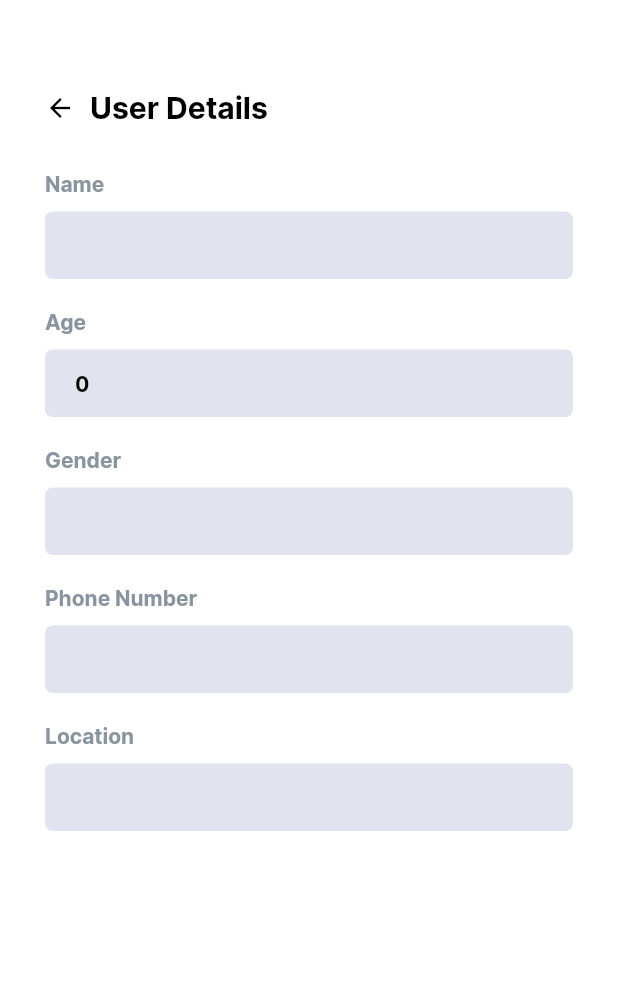
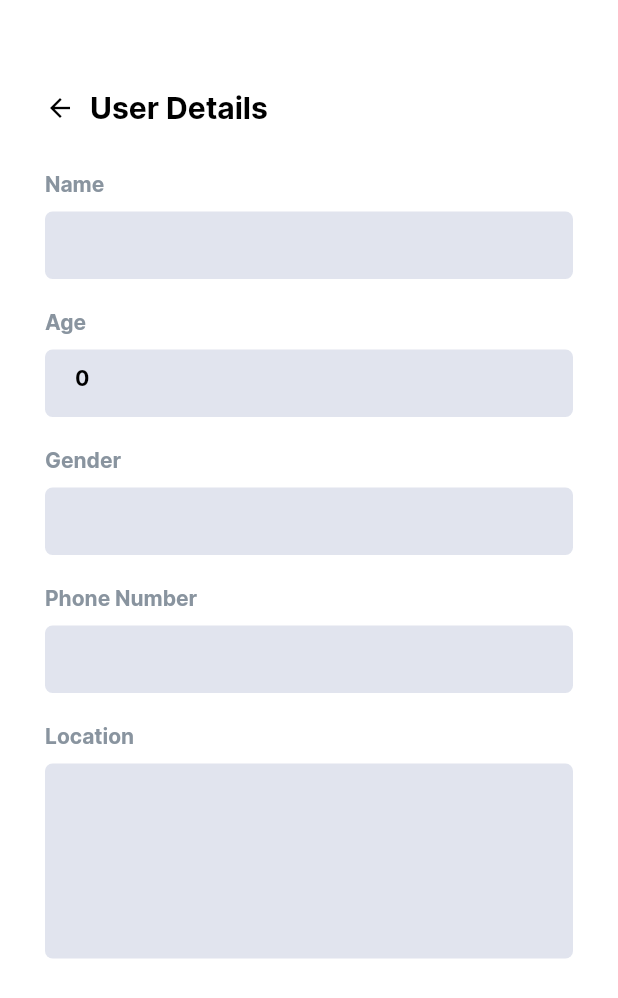
Before and after one commit to CliJEO/clijeo-admin, a Flutter app: the CustomerDetailsScreen screen opened directly with empty values, on a phone screen of 412 x 824 dp. Shown: the top 998 px of the screen. Run offline on Flutter 3.47's test engine with Material 2 defaults, Android fonts, the phone set to English and light mode, and no system bars; our stand-ins replace audioplayers, dio, firebase_core, firebase_messaging, flutter_local_notifications, flutter_spinkit and 4 more; missing offline and left inert: mime_type, open_file_plus; accounts and stored records are empty.

Commit message:
File Chacheing and Accessing bug resolved

```diff
--- a/lib/controllers/query_thread/query_thread_attachment/query_thread_attachment_controller.dart
+++ b/lib/controllers/query_thread/query_thread_attachment/query_thread_attachment_controller.dart
@@ -45,8 +45,9 @@ class QueryThreadAttachmentController extends ChangeNotifier {
             notifyListeners();
 
             Directory directory = await getApplicationDocumentsDirectory();
+            List<String> path_arr = oldState.downloadPath.split("/");
             String filepath =
-                "${directory.path}/${oldState.downloadPath.split("/").last}";
+                "${directory.path}/${path_arr[path_arr.length - 2]}";
             File file = File(filepath);
             final result = await DioBase.dioInstance.get(
               oldState.downloadPath,
@@ -81,6 +82,7 @@ class QueryThreadAttachmentController extends ChangeNotifier {
   Future<void> open() async {
     await state.maybeWhen(
         downloaded: (attachmentPath) async {
+          print(attachmentPath);
           await OpenFile.open(attachmentPath);
         },
         orElse: () {});
--- a/lib/view/core/common_components/disabled_form_field.dart
+++ b/lib/view/core/common_components/disabled_form_field.dart
@@ -31,7 +31,7 @@ class DisabledFormField extends StatelessWidget {
           decoration: const BoxDecoration(
               color: AppTheme.selectedColor,
               borderRadius: BorderRadius.all(Radius.circular(5))),
-          alignment: Alignment.centerLeft,
+          alignment: Alignment.topLeft,
           child: Padding(
             padding: const EdgeInsets.symmetric(horizontal: 20, vertical: 10),
             child: Text(
--- a/lib/view/query_thread/customer_details.dart
+++ b/lib/view/query_thread/customer_details.dart
@@ -89,6 +89,7 @@ class CustomerDetailsScreen extends StatelessWidget {
                         height: 20,
                       ),
                       DisabledFormField(
+                          isLargeField: true,
                           fieldTitle: LocaleTextClass.getTextWithKey(
                               context, "Location"),
                           fieldValue: _outputFormatting(customer.location)),
```
